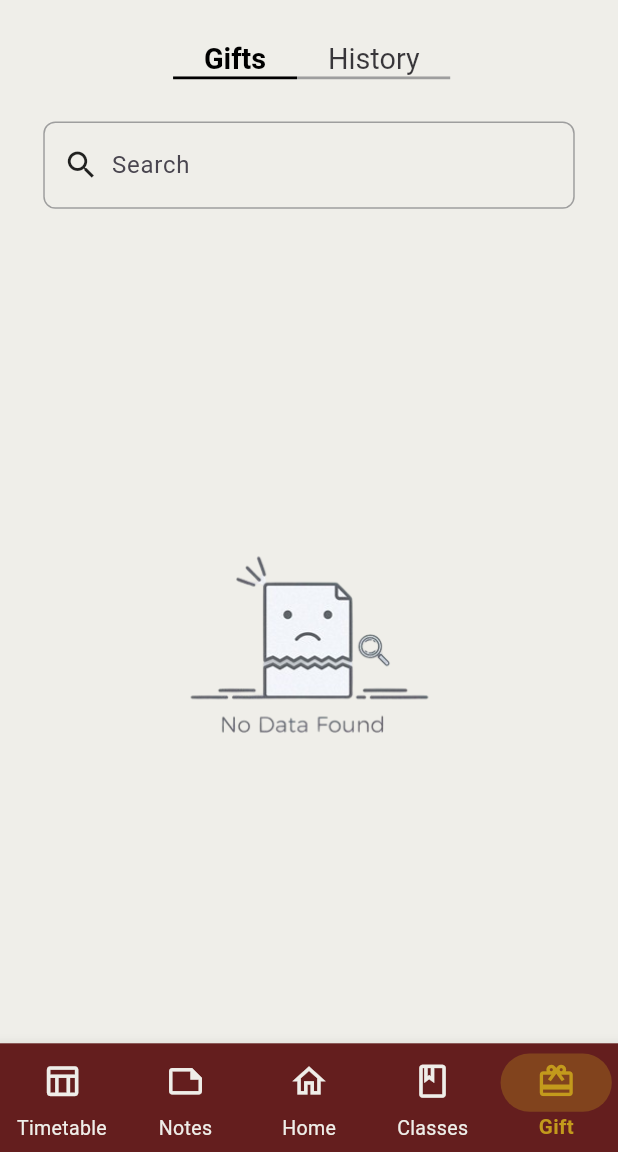
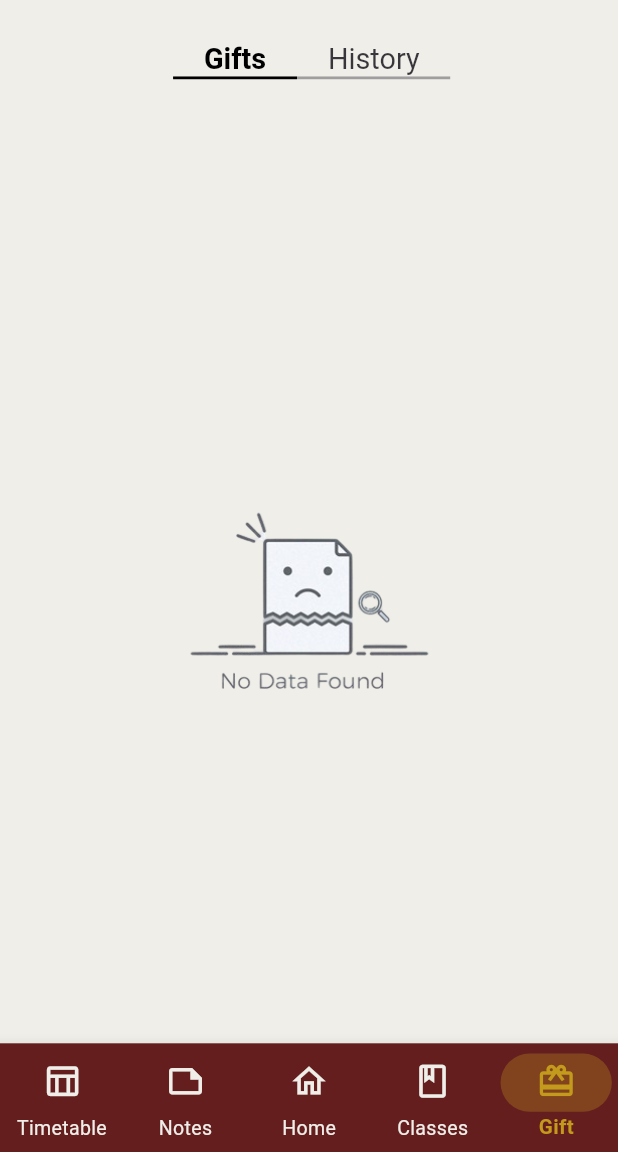
Before and after one commit to Sjiaseng/StudyBunnies, a Flutter app: the Giftlist screen opened directly, on a phone screen of 412 x 824 dp, the part 84-1236 px from its top. Run offline on Flutter 3.47's test engine with Material 3 defaults, Android fonts, the phone set to English and light mode, and no system bars; our stand-ins replace audioplayers, charts_flutter, cloud_firestore, dropdown_search, firebase_auth, firebase_core and 7 more; accounts and stored records are empty.

Commit message:
Update giftcatalogue.dart

```diff
--- a/lib/studentscreens/giftcatalogue.dart
+++ b/lib/studentscreens/giftcatalogue.dart
@@ -1,12 +1,12 @@
+import 'package:sizer/sizer.dart';
 import 'package:flutter/material.dart';
 import 'package:page_transition/page_transition.dart';
-import 'package:sizer/sizer.dart';
+import 'package:studybunnies/studentwidgets/drawer.dart';
+import 'package:studybunnies/studentwidgets/appbar.dart';
 import 'package:studybunnies/studentscreens/classes.dart';
+import 'package:studybunnies/studentwidgets/giftGrid.dart';
 import 'package:studybunnies/studentscreens/timetable.dart';
-import 'package:studybunnies/studentwidgets/appbar.dart';
 import 'package:studybunnies/studentwidgets/bottomnav.dart';
-import 'package:studybunnies/studentwidgets/drawer.dart';
-import 'package:studybunnies/studentwidgets/giftGrid.dart';
 import 'package:studybunnies/studentwidgets/historyList.dart';
 
 class Giftlist extends StatefulWidget {
@@ -84,37 +84,37 @@ class _GiftlistState extends State<Giftlist> {
                 ),
               ),
               SizedBox(height: 2.h),
-              Padding(
-                padding: EdgeInsets.only(left: 4.w, right: 4.w),
-                child: Container(
-                  padding: EdgeInsets.all(1.w),
-                  width: 90.w,
-                  decoration: BoxDecoration(
-                    borderRadius: BorderRadius.circular(8.0),
-                    border: Border.all(color: Colors.grey),
-                  ),
-                  child: Row(
-                    children: [
-                      SizedBox(width: 2.0.w),
-                      const Icon(Icons.search),
-                      SizedBox(width: 2.0.w),
-                      Expanded(
-                        child: TextField(
-                          decoration: const InputDecoration(
-                            hintText: 'Search',
-                            border: InputBorder.none,
-                          ),
-                          // Add your controller and onChanged callback here
-                          controller: mycontroller,
-                          onChanged: (value) {
-                            // Implement your search logic here
-                          },
-                        ),
-                      ),
-                    ],
-                  ),
-                ),
-              ),
+              // Padding(
+              //   padding: EdgeInsets.only(left: 4.w, right: 4.w),
+              //   child: Container(
+              //     padding: EdgeInsets.all(1.w),
+              //     width: 90.w,
+              //     decoration: BoxDecoration(
+              //       borderRadius: BorderRadius.circular(8.0),
+              //       border: Border.all(color: Colors.grey),
+              //     ),
+              //     child: Row(
+              //       children: [
+              //         SizedBox(width: 2.0.w),
+              //         const Icon(Icons.search),
+              //         SizedBox(width: 2.0.w),
+              //         Expanded(
+              //           child: TextField(
+              //             decoration: const InputDecoration(
+              //               hintText: 'Search',
+              //               border: InputBorder.none,
+              //             ),
+              //             // Add your controller and onChanged callback here
+              //             controller: mycontroller,
+              //             onChanged: (value) {
+              //               // Implement your search logic here
+              //             },
+              //           ),
+              //         ),
+              //       ],
+              //     ),
+              //   ),
+              // ),
               SizedBox(height: 3.h),
               selectedIndex == 0 ? giftGrid() : historyList(),
             ],
```
